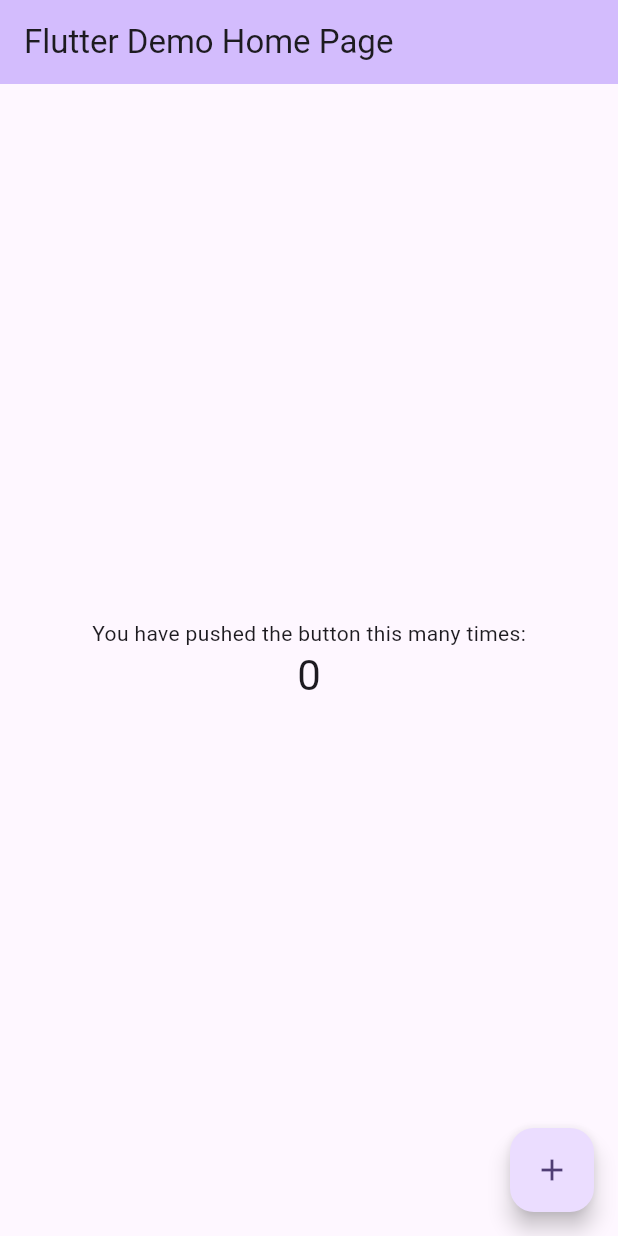
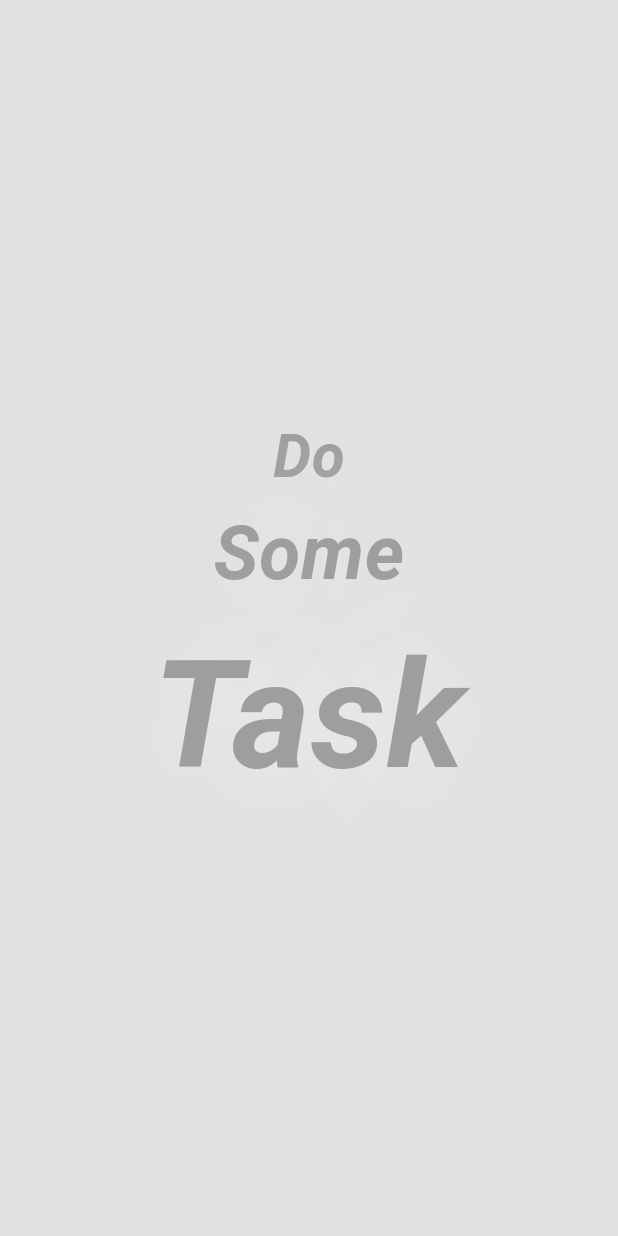
Before and after one commit to fazal-e-haq/Internship-Project, a Flutter app: the screen it shows after launch, on a phone screen of 412 x 824 dp. Run offline on Flutter 3.47's test engine with Material 3 defaults, Android fonts, the phone set to English and light mode, and no system bars.

Commit message:
write some code

```diff
--- a/week_2_project/lib/Screens/home_screen.dart
+++ b/week_2_project/lib/Screens/home_screen.dart
@@ -0,0 +1,29 @@
+import 'package:flutter/material.dart';
+
+class HomeScreen extends StatelessWidget {
+  const HomeScreen({super.key});
+
+  @override
+  Widget build(BuildContext context) {
+    return  Scaffold(
+      backgroundColor: Theme.of(context).colorScheme.surface,
+appBar: AppBar(title: Text('Home'),),
+      body: Column(
+        children: [
+
+        ],
+      ),
+      bottomNavigationBar: Padding(
+        padding: const EdgeInsets.all(40.0),
+        child: Row(
+          mainAxisAlignment: MainAxisAlignment.spaceBetween,
+          children: [
+            Icon(Icons.home,size: 40,),
+            Icon(Icons.abc)
+          ],
+        ),
+      ),
+
+    );
+  }
+}
--- a/week_2_project/lib/Screens/splash_screen.dart
+++ b/week_2_project/lib/Screens/splash_screen.dart
@@ -0,0 +1,73 @@
+import 'package:flutter/material.dart';
+import 'package:week_2_project/Screens/home_screen.dart';
+
+class SplashScreen extends StatefulWidget {
+  SplashScreen({super.key});
+
+  @override
+  State<SplashScreen> createState() => _SplashScreenState();
+}
+
+class _SplashScreenState extends State<SplashScreen> {
+  //
+  // @override
+  // void initState() {
+  //   super.initState();
+  //   show();
+  // }
+  //
+  // void show() async {
+  //   await Future.delayed(Duration(seconds: 2));
+  //   Navigator.pushReplacement(
+  //     context,
+  //     MaterialPageRoute(builder: (context) => HomeScreen()),
+  //   );
+  // }
+
+  @override
+  Widget build(BuildContext context) {
+    return Scaffold(
+      body: SafeArea(
+        child: Center(
+          child: Column(
+            mainAxisAlignment: MainAxisAlignment.center,
+            children: [
+
+              Text(
+                'Do',
+                style: TextStyle(
+                  shadows: [Shadow(color: Colors.white70, blurRadius: 100)],
+                  fontSize: 40,
+                  fontStyle: FontStyle.italic,
+                  fontWeight: FontWeight.bold,
+                  color: Theme.of(context).colorScheme.primary,
+                ),
+              ),
+
+              Text(
+                'Some',
+                style: TextStyle(
+                  shadows: [Shadow(color: Colors.white70, blurRadius: 100)],
+                  fontSize: 50,
+                  fontStyle: FontStyle.italic,
+                  fontWeight: FontWeight.bold,
+                  color: Theme.of(context).colorScheme.primary,
+                ),
+              ),
+              Text(
+                'Task',
+                style: TextStyle(
+                  fontSize: 100,
+                  shadows: [Shadow(color: Colors.white70, blurRadius: 100)],
+                  fontStyle: FontStyle.italic,
+                  fontWeight: FontWeight.bold,
+                  color: Theme.of(context).colorScheme.primary,
+                ),
+              ),
+            ],
+          ),
+        ),
+      ),
+    );
+  }
+}
--- /dev/null
+++ b/week_2_project/lib/Theme/light_theme.dart
@@ -0,0 +1,13 @@
+import 'package:flutter/material.dart';
+
+ThemeData lightMode = ThemeData(
+  colorScheme: ColorScheme.light(
+    brightness: Brightness.light,
+    primary: Colors.grey.shade500,
+    secondary: Colors.grey.shade200,
+    surface: Colors.grey.shade300,
+    tertiary: Colors.white,
+    inversePrimary: Colors.grey.shade300,
+
+  ),
+);
--- a/week_2_project/lib/main.dart
+++ b/week_2_project/lib/main.dart
@@ -1,122 +1,27 @@
 import 'package:flutter/material.dart';
+import 'package:week_2_project/Screens/home_screen.dart';
+import 'package:week_2_project/Screens/splash_screen.dart';
+
+import 'Theme/light_theme.dart';
 
 void main() {
-  runApp(const MyApp());
+  runApp(const ToDoListApp());
 }
 
-class MyApp extends StatelessWidget {
-  const MyApp({super.key});
+ class ToDoListApp extends StatelessWidget {
+   const ToDoListApp({super.key});
 
-  // This widget is the root of your application.
-  @override
-  Widget build(BuildContext context) {
-    return MaterialApp(
-      title: 'Flutter Demo',
-      theme: ThemeData(
-        // This is the theme of your application.
-        //
-        // TRY THIS: Try running your application with "flutter run". You'll see
-        // the application has a purple toolbar. Then, without quitting the app,
-        // try changing the seedColor in the colorScheme below to Colors.green
-        // and then invoke "hot reload" (save your changes or press the "hot
-        // reload" button in a Flutter-supported IDE, or press "r" if you used
-        // the command line to start the app).
-        //
-        // Notice that the counter didn't reset back to zero; the application
-        // state is not lost during the reload. To reset the state, use hot
-        // restart instead.
-        //
-        // This works for code too, not just values: Most code changes can be
-        // tested with just a hot reload.
-        colorScheme: ColorScheme.fromSeed(seedColor: Colors.deepPurple),
-      ),
-      home: const MyHomePage(title: 'Flutter Demo Home Page'),
-    );
-  }
-}
+   @override
+   Widget build(BuildContext context) {
 
-class MyHomePage extends StatefulWidget {
-  const MyHomePage({super.key, required this.title});
 
-  // This widget is the home page of your application. It is stateful, meaning
-  // that it has a State object (defined below) that contains fields that affect
-  // how it looks.
+     return MaterialApp(
+debugShowCheckedModeBanner: false,
+       theme: lightMode,
+       themeMode: ThemeMode.light,
 
-  // This class is the configuration for the state. It holds the values (in this
-  // case the title) provided by the parent (in this case the App widget) and
-  // used by the build method of the State. Fields in a Widget subclass are
-  // always marked "final".
+       home: SplashScreen(),
 
-  final String title;
-
-  @override
-  State<MyHomePage> createState() => _MyHomePageState();
-}
-
-class _MyHomePageState extends State<MyHomePage> {
-  int _counter = 0;
-
-  void _incrementCounter() {
-    setState(() {
-      // This call to setState tells the Flutter framework that something has
-      // changed in this State, which causes it to rerun the build method below
-      // so that the display can reflect the updated values. If we changed
-      // _counter without calling setState(), then the build method would not be
-      // called again, and so nothing would appear to happen.
-      _counter++;
-    });
-  }
-
-  @override
-  Widget build(BuildContext context) {
-    // This method is rerun every time setState is called, for instance as done
-    // by the _incrementCounter method above.
-    //
-    // The Flutter framework has been optimized to make rerunning build methods
-    // fast, so that you can just rebuild anything that needs updating rather
-    // than having to individually change instances of widgets.
-    return Scaffold(
-      appBar: AppBar(
-        // TRY THIS: Try changing the color here to a specific color (to
-        // Colors.amber, perhaps?) and trigger a hot reload to see the AppBar
-        // change color while the other colors stay the same.
-        backgroundColor: Theme.of(context).colorScheme.inversePrimary,
-        // Here we take the value from the MyHomePage object that was created by
-        // the App.build method, and use it to set our appbar title.
-        title: Text(widget.title),
-      ),
-      body: Center(
-        // Center is a layout widget. It takes a single child and positions it
-        // in the middle of the parent.
-        child: Column(
-          // Column is also a layout widget. It takes a list of children and
-          // arranges them vertically. By default, it sizes itself to fit its
-          // children horizontally, and tries to be as tall as its parent.
-          //
-          // Column has various properties to control how it sizes itself and
-          // how it positions its children. Here we use mainAxisAlignment to
-          // center the children vertically; the main axis here is the vertical
-          // axis because Columns are vertical (the cross axis would be
-          // horizontal).
-          //
-          // TRY THIS: Invoke "debug painting" (choose the "Toggle Debug Paint"
-          // action in the IDE, or press "p" in the console), to see the
-          // wireframe for each widget.
-          mainAxisAlignment: MainAxisAlignment.center,
-          children: <Widget>[
-            const Text('You have pushed the button this many times:'),
-            Text(
-              '$_counter',
-              style: Theme.of(context).textTheme.headlineMedium,
-            ),
-          ],
-        ),
-      ),
-      floatingActionButton: FloatingActionButton(
-        onPressed: _incrementCounter,
-        tooltip: 'Increment',
-        child: const Icon(Icons.add),
-      ), // This trailing comma makes auto-formatting nicer for build methods.
-    );
-  }
-}
+     );
+   }
+ }
```
